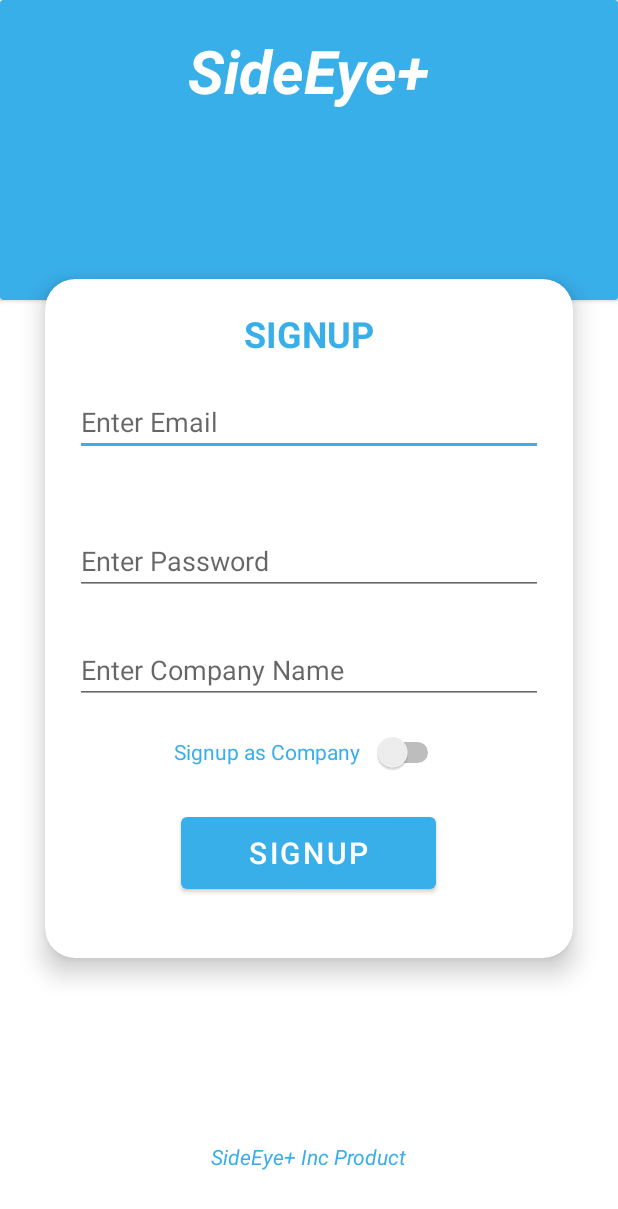
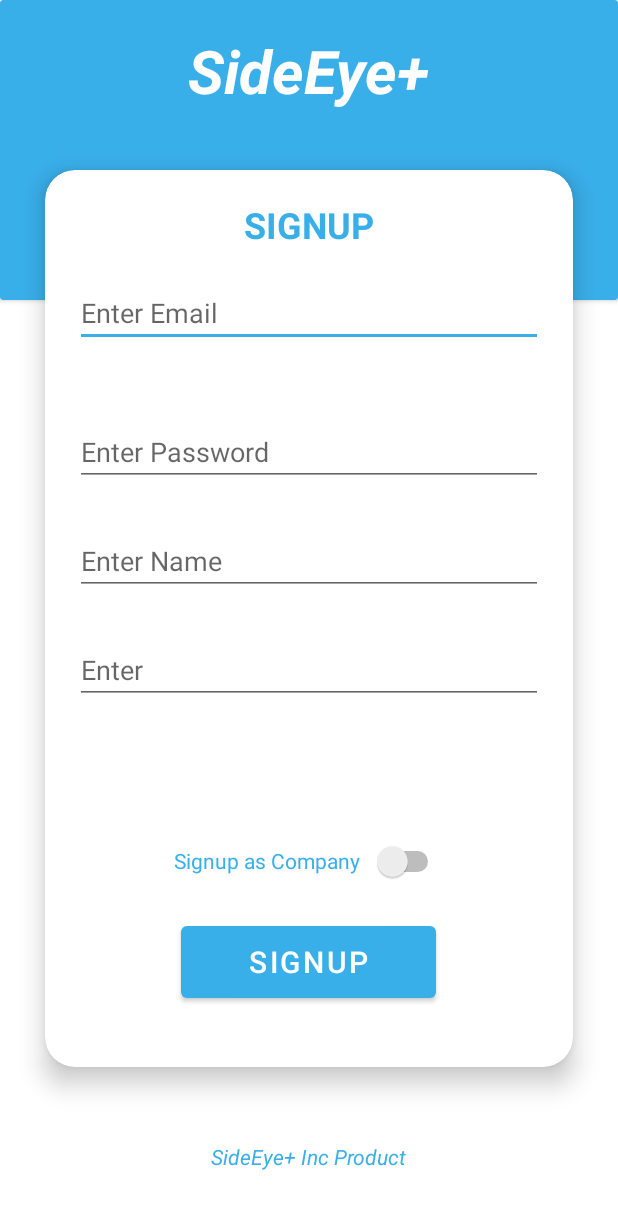
Before and after one commit to aydinbattal/SideEyePlus, an Android app: the SignupActivity screen opened directly, with no data from a screen before it, on a phone screen of 412 x 824 dp. Shown: the top 1209 px of the screen. Run offline under Robolectric (Android 15) with nearby library versions, the phone set to English and light mode, and no system bars; our stand-ins replace Firebase (no records; nobody signed in at launch, a user with empty details on screens opened directly).

```diff
--- /dev/null
+++ b/app/src/main/java/sheridan/czuberad/sideeye/Camera/CameraXUtils.kt
@@ -0,0 +1,4 @@
+package sheridan.czuberad.sideeye.Camera
+
+class CameraXUtils {
+}
--- a/app/src/main/java/sheridan/czuberad/sideeye/EyeDetectionActivity.kt
+++ b/app/src/main/java/sheridan/czuberad/sideeye/EyeDetectionActivity.kt
@@ -25,6 +25,9 @@ class EyeDetectionActivity : AppCompatActivity() {
 
         val detectOnclick = findViewById<Button>(R.id.button_eye_detection)
 
+
+
+
         detectOnclick.setOnClickListener {
 
             //val timestamp = Timestamp(System.currentTimeMillis())
--- a/app/src/main/java/sheridan/czuberad/sideeye/Services/FirebaseAdministration.kt
+++ b/app/src/main/java/sheridan/czuberad/sideeye/Services/FirebaseAdministration.kt
@@ -12,6 +12,10 @@ class FirebaseAdministration {
         return auth.signInWithEmailAndPassword(emailText,passwordText)
     }
 
+    fun signUp(emailText: String, passwordText: String): Task<AuthResult> {
+        return auth.createUserWithEmailAndPassword(emailText,passwordText)
+    }
+
 
 
 }
--- a/app/src/main/res/layout/activity_signup.xml
+++ b/app/src/main/res/layout/activity_signup.xml
@@ -88,6 +88,31 @@
                 android:hint="Enter Password"
                 android:inputType="textPassword" />
             <EditText
+                android:id="@+id/text_name_signup"
+                android:layout_width="match_parent"
+                android:layout_height="wrap_content"
+
+                android:layout_marginLeft="20dp"
+                android:layout_marginTop="27dp"
+                android:layout_marginRight="20dp"
+                android:ems="10"
+                android:hint="Enter Name"
+                android:inputType="text" />
+            <EditText
+                android:id="@+id/text_phone_signup"
+                android:layout_width="match_parent"
+                android:layout_height="wrap_content"
+
+                android:layout_marginLeft="20dp"
+                android:layout_marginTop="27dp"
+                android:layout_marginRight="20dp"
+                android:ems="10"
+                android:hint="Enter "
+                android:inputType="phone" />
+
+
+
+            <EditText
                 android:id="@+id/text_company_signup"
                 android:layout_width="match_parent"
                 android:layout_height="wrap_content"
@@ -97,7 +122,9 @@
                 android:layout_marginRight="20dp"
                 android:ems="10"
                 android:hint="Enter Company Name"
-                android:inputType="textPassword" />
+                android:inputType="textPassword"
+                android:visibility="invisible"
+                />
 
 
             <Switch
```
Also changed, not shown: app/build.gradle (+13 -0 lines), app/src/main/java/sheridan/czuberad/sideeye/SignupActivity.kt (+11 -2 lines), app/src/main/res/layout/activity_eye_detection.xml (+28 -11 lines).
